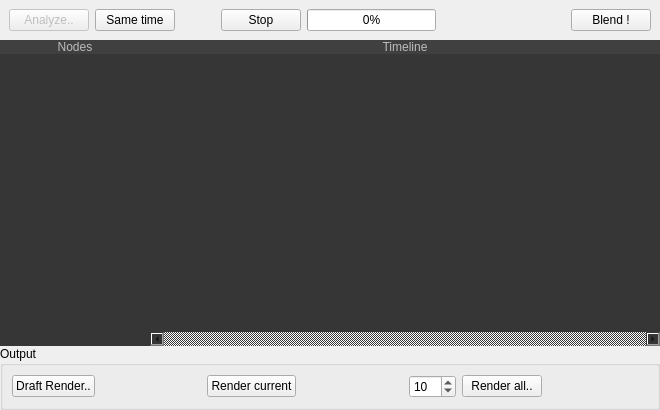
Above: TopoBlenderLib/SchedulerWidget.ui from ialhashim/topo-blend before the change. Below: the same form after it.
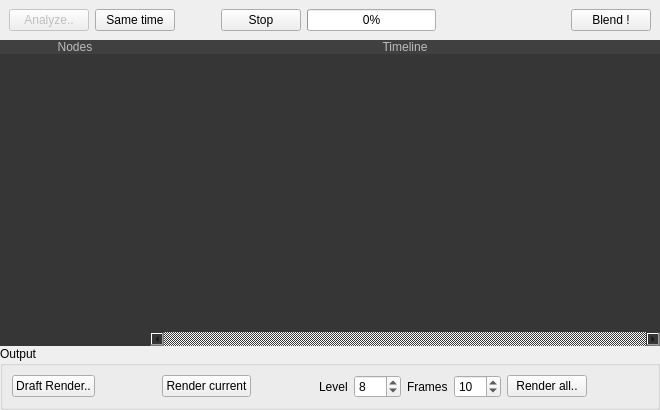
That is the form after the change. Icons and pictures are not drawn.

Diff of the .ui file:
```diff
--- a/TopoBlenderLib/SchedulerWidget.ui
+++ b/TopoBlenderLib/SchedulerWidget.ui
@@ -289,6 +289,26 @@
          <string>Output</string>
         </property>
         <layout class="QGridLayout" name="gridLayout_3">
+         <item row="0" column="5">
+          <widget class="QSpinBox" name="reconLevel">
+           <property name="minimum">
+            <number>4</number>
+           </property>
+           <property name="maximum">
+            <number>100</number>
+           </property>
+           <property name="value">
+            <number>8</number>
+           </property>
+          </widget>
+         </item>
+         <item row="0" column="2">
+          <widget class="QPushButton" name="renderCurrentButton">
+           <property name="text">
+            <string>Render current</string>
+           </property>
+          </widget>
+         </item>
          <item row="0" column="0">
           <widget class="QPushButton" name="draftRenderButton">
            <property name="text">
@@ -322,7 +342,7 @@
            </property>
           </spacer>
          </item>
-         <item row="0" column="6">
+         <item row="0" column="9">
           <spacer name="horizontalSpacer_3">
            <property name="orientation">
             <enum>Qt::Horizontal</enum>
@@ -335,21 +355,14 @@
            </property>
           </spacer>
          </item>
-         <item row="0" column="5">
+         <item row="0" column="8">
           <widget class="QPushButton" name="renderAllButton">
            <property name="text">
             <string>Render all..</string>
            </property>
           </widget>
          </item>
-         <item row="0" column="2">
-          <widget class="QPushButton" name="renderCurrentButton">
-           <property name="text">
-            <string>Render current</string>
-           </property>
-          </widget>
-         </item>
-         <item row="0" column="4">
+         <item row="0" column="7">
           <widget class="QSpinBox" name="renderCount">
            <property name="toolTip">
             <string>Value of -1 gives entire sequence</string>
@@ -368,6 +381,20 @@
            </property>
           </widget>
          </item>
+         <item row="0" column="6">
+          <widget class="QLabel" name="label">
+           <property name="text">
+            <string>Frames</string>
+           </property>
+          </widget>
+         </item>
+         <item row="0" column="4">
+          <widget class="QLabel" name="label_2">
+           <property name="text">
+            <string>Level</string>
+           </property>
+          </widget>
+         </item>
         </layout>
        </widget>
       </item>
```
